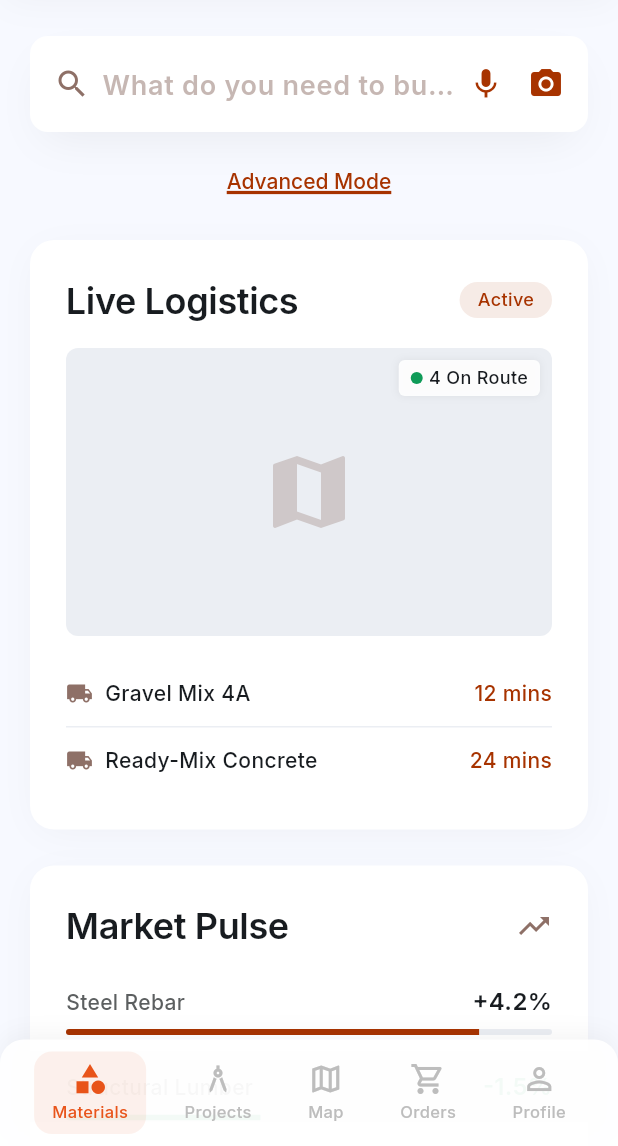
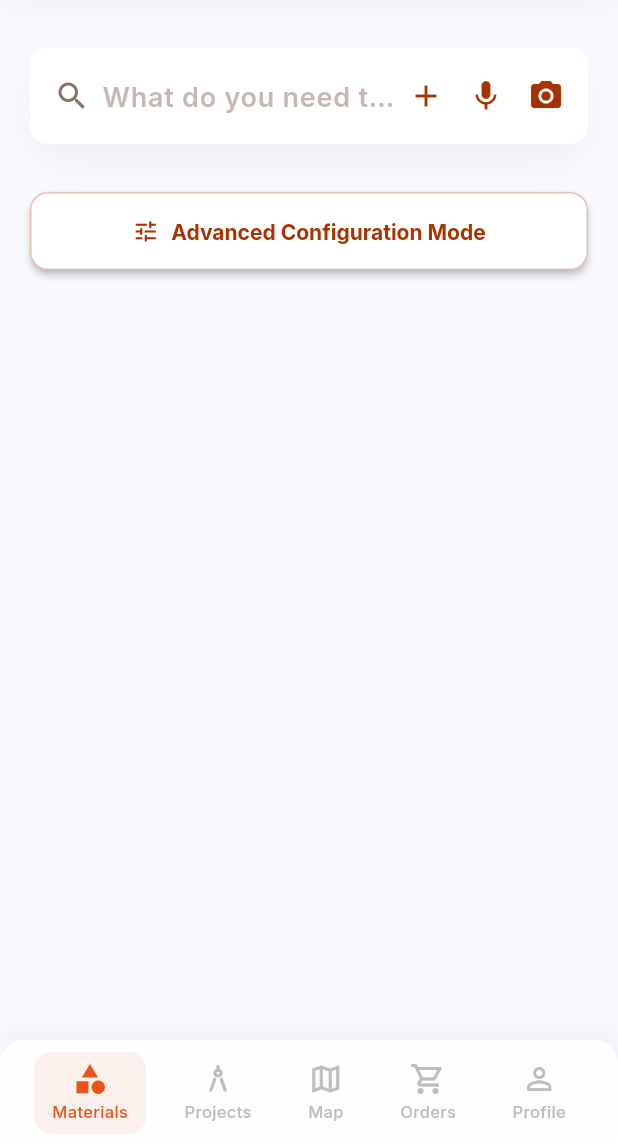
Before and after one commit to Vibbudu/Forge_App, a Flutter app: the screen it shows after launch, on a phone screen of 412 x 824 dp, the part 90-1236 px from its top. Run offline on Flutter 3.47's test engine with Material 3 defaults, Android fonts, the phone set to English and light mode, and no system bars; our stand-ins replace audioplayers, flutter_dotenv, geolocator, google_fonts, google_maps_flutter, image_picker and 3 more.

Commit message:
refactor: simplify home screen layout, add file upload button, make advanced config prominent

```diff
--- a/lib/screens/home_screen.dart
+++ b/lib/screens/home_screen.dart
@@ -6,9 +6,6 @@ import '../config/theme.dart';
 import '../widgets/forge_app_bar.dart';
 
 import '../widgets/search_bar_widget.dart';
-import '../widgets/logistics_card.dart';
-import '../widgets/market_pulse_card.dart';
-import '../widgets/project_card.dart';
 import 'result_screen.dart';
 import 'advanced_config_screen.dart';
 import '../services/api_service.dart';
@@ -86,6 +83,12 @@ class _HomeScreenState extends State<HomeScreen> {
     }
   }
 
+  void _addFile() {
+    ScaffoldMessenger.of(context).showSnackBar(
+      const SnackBar(content: Text('File upload coming soon')),
+    );
+  }
+
   Future<void> _analyze({
     required String inputType,
     String? text,
@@ -139,9 +142,10 @@ class _HomeScreenState extends State<HomeScreen> {
               ),
             )
           : SingleChildScrollView(
-              padding: const EdgeInsets.only(top: kSpaceLG, bottom: kSpaceXL * 3),
+              padding: const EdgeInsets.only(top: kSpaceXL, bottom: kSpaceXL * 3),
               child: Column(
                 crossAxisAlignment: CrossAxisAlignment.stretch,
+                mainAxisAlignment: MainAxisAlignment.center,
                 children: [
                   // Search Section
                   Padding(
@@ -153,10 +157,11 @@ class _HomeScreenState extends State<HomeScreen> {
                           onSubmit: _submitText,
                           onMicTap: _toggleVoice,
                           onCameraTap: _takePhoto,
+                          onAddTap: _addFile,
                         ),
                         if (_isListening)
                           Positioned(
-                            right: 64, // Positioned near the mic button
+                            right: 96, // Positioned near the mic button
                             top: 12,
                             child: Container(
                               padding: const EdgeInsets.symmetric(horizontal: 8, vertical: 4),
@@ -167,68 +172,26 @@ class _HomeScreenState extends State<HomeScreen> {
                       ],
                     ),
                   ),
-                  const SizedBox(height: kSpaceSM),
-                  Center(
-                    child: TextButton(
-                      onPressed: _navigateToAdvanced,
-                      style: TextButton.styleFrom(
-                        foregroundColor: kPrimary,
-                        textStyle: kLabelMd.copyWith(decoration: TextDecoration.underline, decorationThickness: 2),
-                      ),
-                      child: const Text('Advanced Mode'),
-                    ),
-                  ),
-                  const SizedBox(height: kSpaceMD),
-
-                  // Bento Layout: Insights
+                  const SizedBox(height: kSpaceXL),
                   Padding(
                     padding: const EdgeInsets.symmetric(horizontal: kSpaceMarginMobile),
-                    child: LayoutBuilder(
-                      builder: (context, constraints) {
-                        if (constraints.maxWidth >= 600) {
-                          return const Row(
-                            crossAxisAlignment: CrossAxisAlignment.start,
-                            children: [
-                              Expanded(child: LogisticsCard()),
-                              SizedBox(width: kSpaceLG),
-                              Expanded(child: MarketPulseCard()),
-                            ],
-                          );
-                        }
-                        return const Column(
-                          children: [
-                            LogisticsCard(),
-                            SizedBox(height: kSpaceLG),
-                            MarketPulseCard(),
-                          ],
-                        );
-                      },
-                    ),
-                  ),
-                  const SizedBox(height: kSpaceLG),
-
-                  // Recent Projects Section
-                  Padding(
-                    padding: const EdgeInsets.symmetric(horizontal: kSpaceMarginMobile),
-                    child: Row(
-                      mainAxisAlignment: MainAxisAlignment.spaceBetween,
-                      children: [
-                        const Text('Active Projects', style: kHeadlineMd),
-                        Text('View All', style: kLabelMd.copyWith(color: kPrimary)),
-                      ],
-                    ),
-                  ),
-                  const SizedBox(height: kSpaceMD),
-                  SizedBox(
-                    height: 220,
-                    child: ListView(
-                      scrollDirection: Axis.horizontal,
-                      padding: const EdgeInsets.symmetric(horizontal: kSpaceMarginMobile),
-                      children: const [
-                        ProjectCard(title: 'Skyline Residency', subtitle: '64% Completion • On Track', imageColor: Color(0xFFE2E8F0)),
-                        SizedBox(width: kSpaceMD),
-                        ProjectCard(title: 'Metro Bridge Retrofit', subtitle: '22% Completion • 3 Alerts', imageColor: Color(0xFFCBD5E1)),
-                      ],
+                    child: Center(
+                      child: SizedBox(
+                        width: double.infinity,
+                        child: ElevatedButton.icon(
+                          onPressed: _navigateToAdvanced,
+                          icon: const Icon(Icons.tune),
+                          label: const Text('Advanced Configuration Mode'),
+                          style: ElevatedButton.styleFrom(
+                            padding: const EdgeInsets.symmetric(vertical: kSpaceMD),
+                            backgroundColor: kSurfaceContainerLowest,
+                            foregroundColor: kPrimary,
+                            elevation: 2,
+                            side: const BorderSide(color: kOutlineVariant),
+                            textStyle: kLabelMd.copyWith(fontWeight: FontWeight.bold),
+                          ),
+                        ),
+                      ),
                     ),
                   ),
                 ],
--- a/lib/widgets/search_bar_widget.dart
+++ b/lib/widgets/search_bar_widget.dart
@@ -8,6 +8,7 @@ class ForgeSearchBar extends StatelessWidget {
   final VoidCallback? onSubmit;
   final VoidCallback? onMicTap;
   final VoidCallback? onCameraTap;
+  final VoidCallback? onAddTap;
 
   const ForgeSearchBar({
     super.key,
@@ -15,6 +16,7 @@ class ForgeSearchBar extends StatelessWidget {
     this.onSubmit,
     this.onMicTap,
     this.onCameraTap,
+    this.onAddTap,
   });
 
   @override
@@ -48,6 +50,7 @@ class ForgeSearchBar extends StatelessWidget {
               ),
             ),
           ),
+          _ActionIcon(icon: Icons.add, onTap: onAddTap),
           _ActionIcon(icon: Icons.mic, onTap: onMicTap),
           _ActionIcon(icon: Icons.photo_camera, onTap: onCameraTap),
           const SizedBox(width: kSpaceSM),
```
